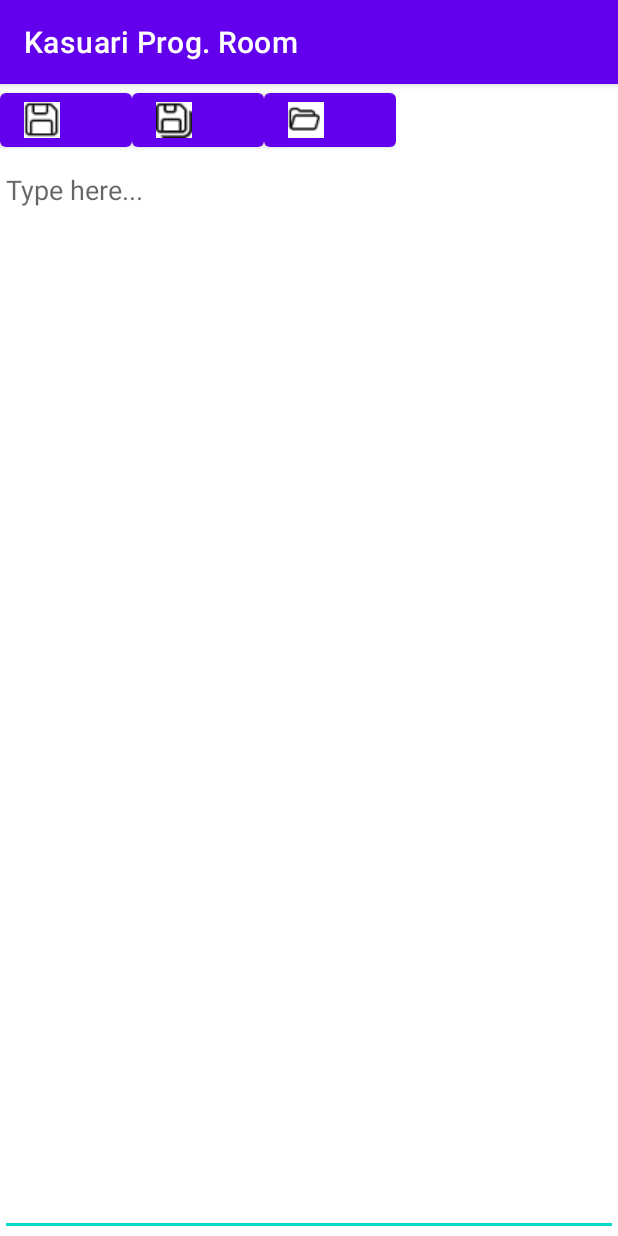
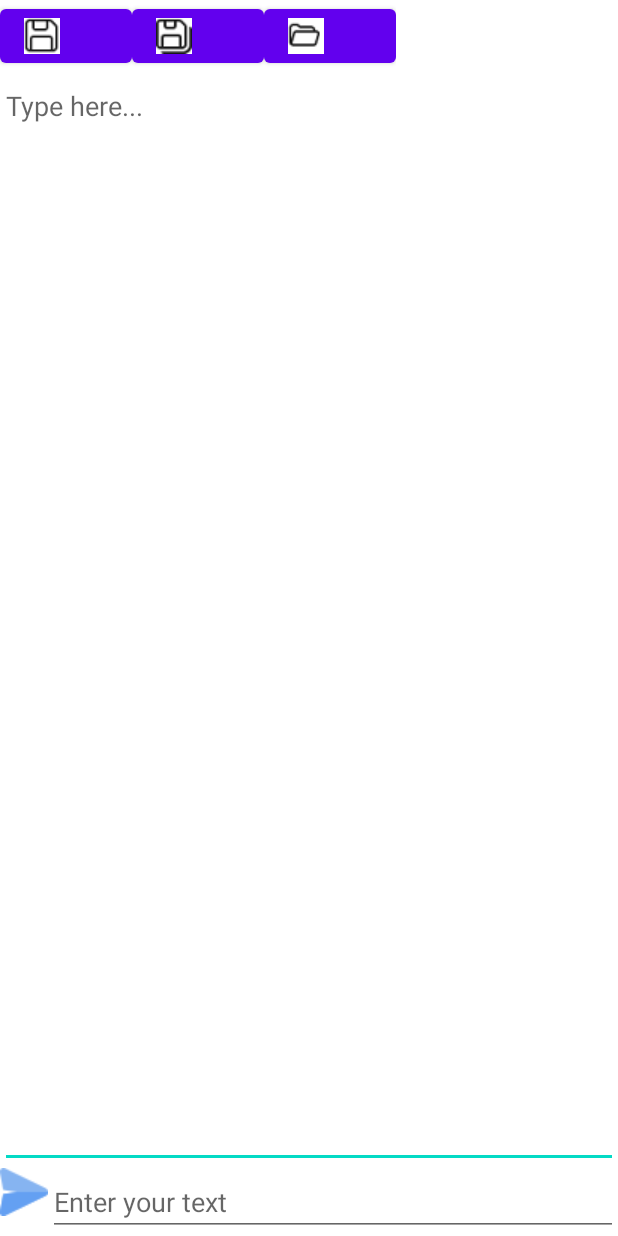
Before and after one commit to fevpallar/KasuariEdit, an Android app: the screen it shows after launch (MainActivity), on a phone screen of 412 x 824 dp. Run offline under Robolectric (Android 15) with nearby library versions, the phone set to English and light mode, and no system bars; 2 statements that could not run were skipped.

Commit message:
expand events functionality

```diff
--- a/app/build.gradle
+++ b/app/build.gradle
@@ -38,6 +38,7 @@ android {
 
 dependencies {
 
+
     implementation 'androidx.core:core-ktx:1.8.0'
     implementation 'androidx.appcompat:appcompat:1.6.1'
     implementation 'com.google.android.material:material:1.8.0'
--- a/app/src/main/java/com/fevly/kasuariprogroom/MainActivity.kt
+++ b/app/src/main/java/com/fevly/kasuariprogroom/MainActivity.kt
@@ -7,21 +7,25 @@ package com.fevly.kasuariprogroom
 import android.app.Activity
 import android.content.Intent
 import android.content.pm.PackageManager
+import android.graphics.Color
 import android.net.Uri
 import android.os.Bundle
 import android.text.Editable
 import android.text.TextWatcher
+import android.text.style.ForegroundColorSpan
 import android.util.Log
 import android.view.View
 import android.widget.Button
 import android.widget.EditText
 import android.widget.ListView
 import android.widget.Toast
+import androidx.appcompat.app.ActionBar
 import androidx.appcompat.app.AppCompatActivity
 import com.fevly.kasuariprogroom.constants.Keywords
 import com.fevly.kasuariprogroom.storage.Permission
 import com.fevly.kasuariprogroom.storage.StorageManager
 import com.fevly.kasuariprogroom.storage.StorageUtil
+import com.fevly.kasuariprogroom.textutil.ColorEvenWatcher
 import com.fevly.kasuariprogroom.textutil.TextProcessing
 import com.fevly.kasuariprogroom.transmission.KasuariNetworkChannelManager
 
@@ -46,11 +50,15 @@ class MainActivity : AppCompatActivity() {
         super.onCreate(savedInstanceState)
         setContentView(R.layout.activity_main)
 
-
+        val actionBar: ActionBar? = supportActionBar
+        actionBar?.hide()
 
         // [sementara] init custome keywords
         keyword = Keywords()
         keyword.addKeyword("class", 'c')
+        keyword.addKeyword("String", 'c')
+        keyword.addKeyword("Float", 'c')
+        keyword.addKeyword("FileOutputStream", 'c')
         keyword.addKeyword("main", 'f')
         keyword.addKeyword("Integer", 'c')
 
@@ -147,7 +155,11 @@ class MainActivity : AppCompatActivity() {
                 }
             }
 
-            override fun afterTextChanged(s: Editable?) {}
+            override fun afterTextChanged(s: Editable?) {
+               var cIW = ColorEvenWatcher(editText)
+                cIW.setSpan("Float",s)
+                cIW.setSpan("Integer",s)
+                }
         })
 
 
@@ -182,7 +194,6 @@ class MainActivity : AppCompatActivity() {
             Log.d("kasuariprogroom", "uri file yg diselect " + currSelectedFile)
             val fileNamed = fileUri?.let { storageUtil.getFileNameFromUri(this, it) }
             if (fileNamed != null) {
-                // Do something with the filename
                 Log.d("kasuariprogroom", "namanya " + fileNamed)
             }
 
--- a/app/src/main/res/layout/activity_main.xml
+++ b/app/src/main/res/layout/activity_main.xml
@@ -55,4 +55,26 @@
         android:background="@android:color/holo_blue_bright"
         android:visibility="gone" />
 
-</LinearLayout>
+    <LinearLayout
+        android:layout_width="match_parent"
+        android:layout_height="wrap_content"
+        android:orientation="horizontal"
+        >
+        <ImageView
+            android:id="@+id/imageView"
+            android:layout_width="wrap_content"
+            android:layout_height="wrap_content"
+            android:src="@drawable/send" />
+        <EditText
+            android:id="@+id/myEditText"
+            android:layout_width="match_parent"
+            android:layout_height="wrap_content"
+            android:hint="Enter your text"
+            android:textSize="18sp"
+            android:textColor="@android:color/black"
+            android:layout_centerInParent="true" />
+    </LinearLayout>
+
+
+
+    </LinearLayout>
```
Also changed, not shown: app/src/main/java/com/fevly/kasuariprogroom/textutil/ColorEvenWatcher.java (added, +31 -0 lines), app/src/main/res/drawable/send.png (added), 1 other file.
